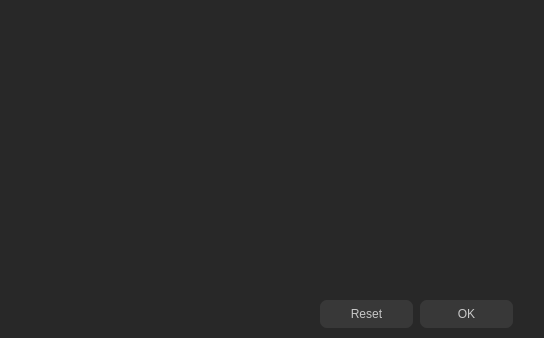
Old version of the form resource/gui/ConstraintDialog.ui in the repository dthung1602/NetworkVisualization.
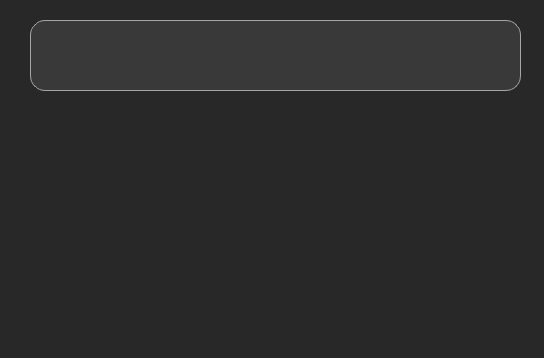
New version of the form.

Patch:
```diff
--- a/resource/gui/ConstraintDialog.ui
+++ b/resource/gui/ConstraintDialog.ui
@@ -7,7 +7,7 @@
     <x>0</x>
     <y>0</y>
     <width>544</width>
-    <height>338</height>
+    <height>358</height>
    </rect>
   </property>
   <property name="windowTitle">
@@ -19,16 +19,18 @@
   <widget class="QLabel" name="label">
    <property name="geometry">
     <rect>
-     <x>120</x>
+     <x>30</x>
      <y>20</y>
-     <width>321</width>
-     <height>20</height>
+     <width>491</width>
+     <height>71</height>
     </rect>
    </property>
    <property name="styleSheet">
     <string notr="true">color: rgb(180,180,180);
                             font-size: 15px;
-                            background-color: transparent;
+background-color: rgb(57, 57, 57);
+                            border: 1px solid rgb(166, 166, 166);
+border-radius: 15px;
                         </string>
    </property>
    <property name="text">
@@ -39,64 +41,16 @@
    <property name="geometry">
     <rect>
      <x>40</x>
-     <y>50</y>
+     <y>110</y>
      <width>471</width>
-     <height>221</height>
+     <height>211</height>
     </rect>
    </property>
-   <layout class="QGridLayout" name="gridLayout"/>
-  </widget>
-  <widget class="QPushButton" name="pushButton">
-   <property name="geometry">
-    <rect>
-     <x>420</x>
-     <y>300</y>
-     <width>93</width>
-     <height>28</height>
-    </rect>
-   </property>
-   <property name="styleSheet">
-    <string notr="true">QPushButton{
-                            color: rgb(200, 200, 200);
-                            border-style: 2px solid rgb(200, 200, 200);
-                            border-radius: 7px;
-                            background-color: #383838;
-                            }
-
-                            QPushButton:hover{
-                            background-color: #303030;
-                            }
-                        </string>
-   </property>
-   <property name="text">
-    <string>OK</string>
-   </property>
-  </widget>
-  <widget class="QPushButton" name="pushButton_2">
-   <property name="geometry">
-    <rect>
-     <x>320</x>
-     <y>300</y>
-     <width>93</width>
-     <height>28</height>
-    </rect>
-   </property>
-   <property name="styleSheet">
-    <string notr="true">QPushButton{
-                            color: rgb(200, 200, 200);
-                            border-style: 2px solid rgb(200, 200, 200);
-                            border-radius: 7px;
-                            background-color: #383838;
-                            }
-
-                            QPushButton:hover{
-                            background-color: #303030;
-                            }
-                        </string>
-   </property>
-   <property name="text">
-    <string>Reset</string>
-   </property>
+   <layout class="QGridLayout" name="gridLayout">
+    <property name="verticalSpacing">
+     <number>20</number>
+    </property>
+   </layout>
   </widget>
  </widget>
  <resources/>
```
